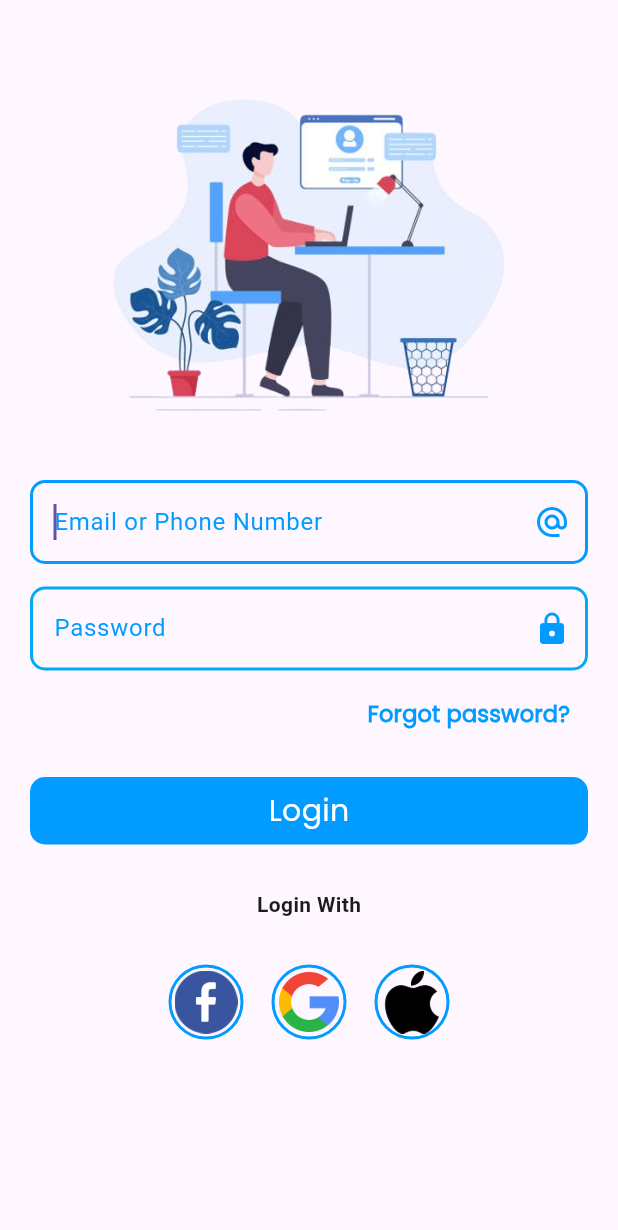
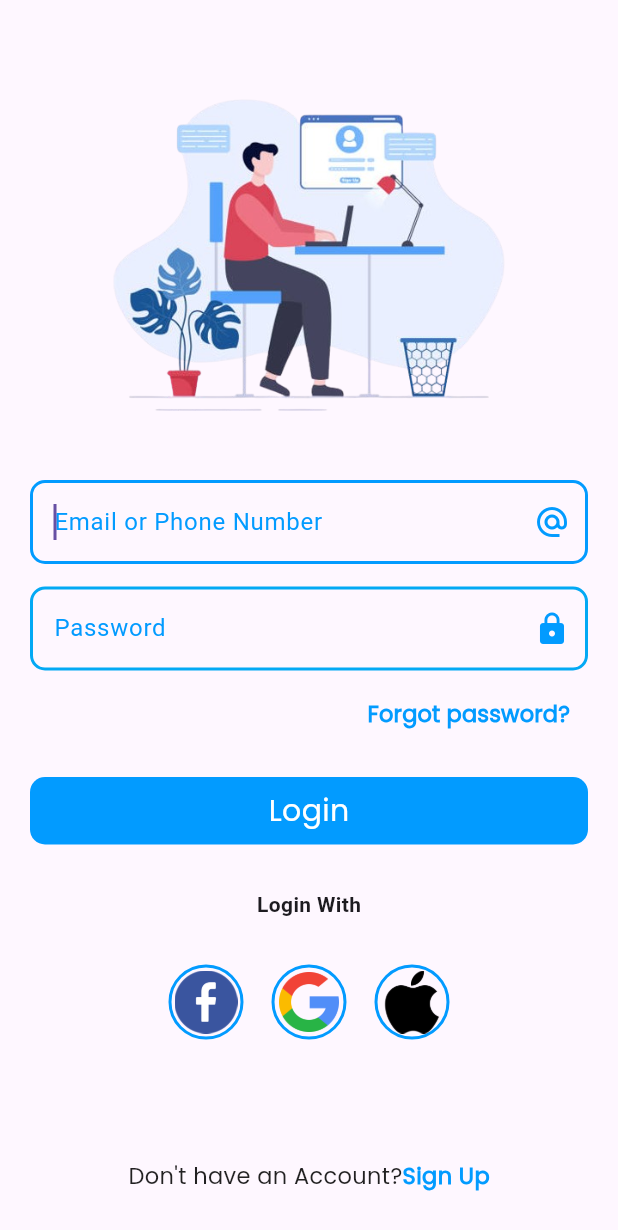
Before and after one commit to SauravPatel31/jodhpur_tourism_app, a Flutter app: the screen it shows after launch, on a phone screen of 412 x 824 dp. Shown: the top 1230 px of the screen. Run offline on Flutter 3.47's test engine with Material 3 defaults, Android fonts, the light colour scheme and no system bars; key blocks and very long unbroken strings in the code were emptied for the run.

Commit message:
login page in change

```diff
--- a/lib/login_signup_pages/login_page.dart
+++ b/lib/login_signup_pages/login_page.dart
@@ -171,7 +171,7 @@ class LoginPage extends StatelessWidget{
                       ],
                     ),
                   ),
-                  SizedBox(height: 150,),
+                  SizedBox(height: 80,),
                   ///Don't have an Account? Sign Up...
                   Container(
                     margin: EdgeInsets.only(bottom: 10),
--- a/lib/login_signup_pages/signup_page.dart
+++ b/lib/login_signup_pages/signup_page.dart
@@ -111,7 +111,7 @@ class SignUpPage extends StatelessWidget{
                   ),
                 ),
               ),
-              SizedBox(height: 200,),
+              SizedBox(height: 80,),
               ///Already  have an Account? Login...
               Container(
                 margin: EdgeInsets.only(bottom: 10),
```
